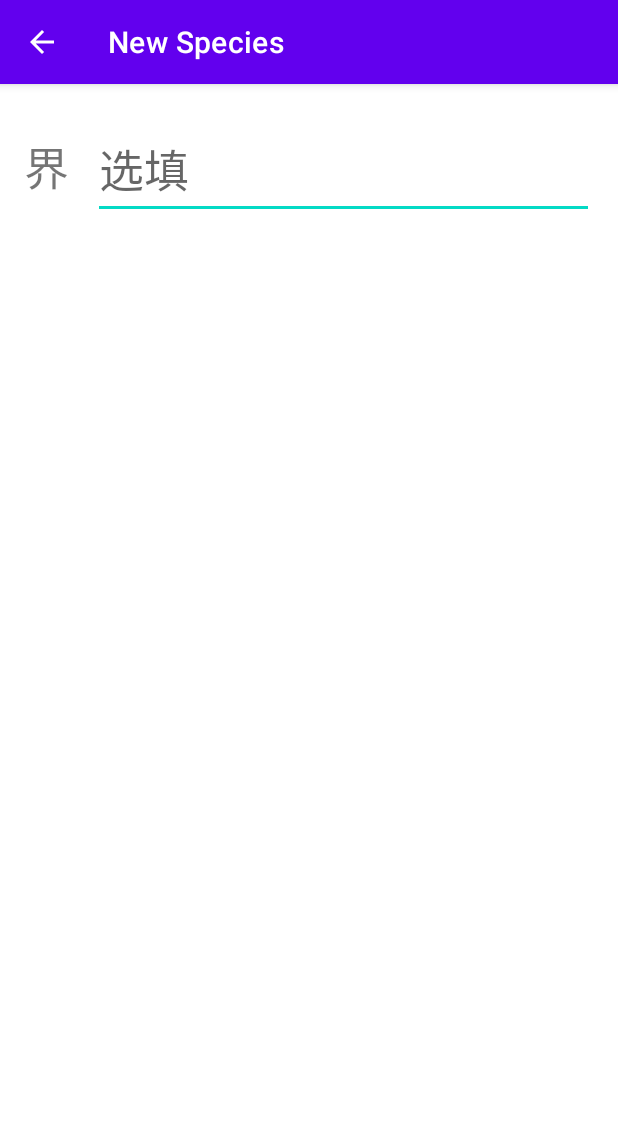
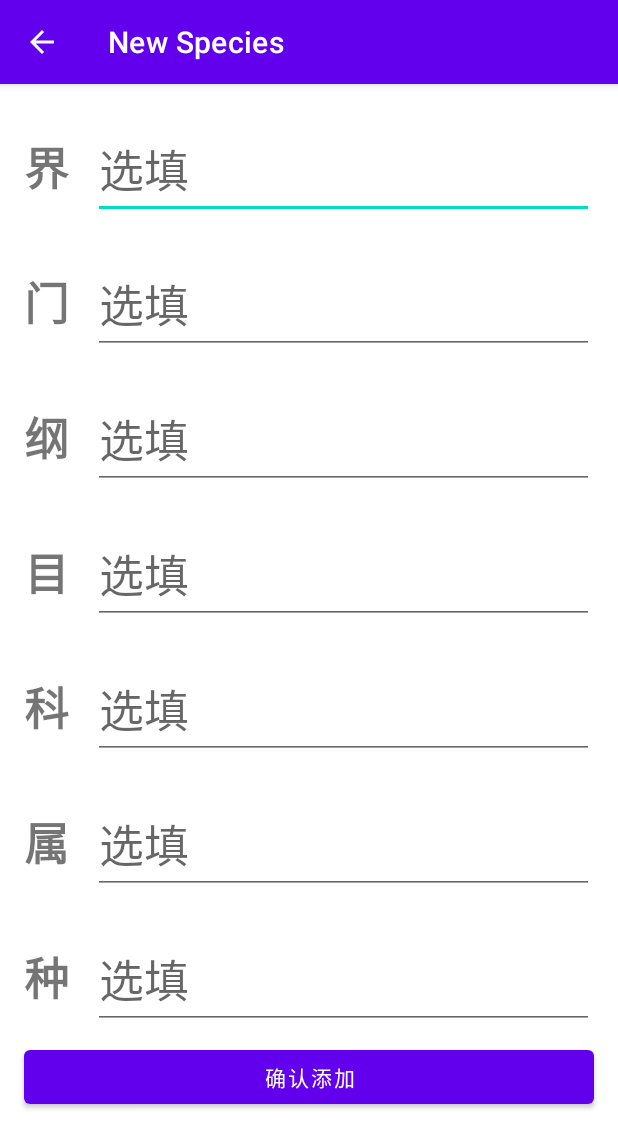
Before and after one commit to Jeffrey-Songk/IMD, an Android app: the screen it shows after launch (NewSpecies), after a tap on "Add new", on a phone screen of 412 x 824 dp. Shown: the top 1148 px of the screen. Run offline under Robolectric (Android 15) with nearby library versions, the phone set to English and light mode, and no system bars; libraries missing offline, so code that uses them is left out: com.leon.lfilepickerlibrary.

Commit message:
set new_species activity

```diff
--- a/final project/SpeciesRecord/app/build.gradle
+++ b/final project/SpeciesRecord/app/build.gradle
@@ -40,4 +40,6 @@ dependencies {
     androidTestImplementation 'androidx.test.espresso:espresso-core:3.2.0'
 
     implementation 'com.leon:lfilepickerlibrary:1.8.0'
+
+    implementation 'androidx.recyclerview:recyclerview:1.0.0'
 }
--- a/final project/SpeciesRecord/app/src/main/java/com/example/speciesrecord/Level.java
+++ b/final project/SpeciesRecord/app/src/main/java/com/example/speciesrecord/Level.java
@@ -1,7 +1,7 @@
 package com.example.speciesrecord;
 
-import java.sql.Time;
 import java.util.ArrayList;
+import java.util.Date;
 
 public class Level {
     private String name;
@@ -21,14 +21,14 @@ public class Level {
     }
 }
 
-class species extends Level {
-    private Time time;
+class Species extends Level {
+    private Date date;
     private String address;
     private int imagesNum;
     private String[] imagesNote;
 
-    public species(Time time, String address, int imagesNum, String[] imagesNote) {
-        this.time = time;
+    public Species(Date date, String address, int imagesNum, String[] imagesNote) {
+        this.date = date;
         this.address = address;
         this.imagesNum = imagesNum;
         this.imagesNote = imagesNote;
--- /dev/null
+++ b/final project/SpeciesRecord/app/src/main/java/com/example/speciesrecord/LevelDescriptionAdapter.java
@@ -0,0 +1,72 @@
+package com.example.speciesrecord;
+
+import android.text.Editable;
+import android.text.TextWatcher;
+import android.view.LayoutInflater;
+import android.view.View;
+import android.view.ViewGroup;
+import android.widget.EditText;
+import android.widget.LinearLayout;
+import android.widget.TextView;
+
+import androidx.annotation.NonNull;
+import androidx.recyclerview.widget.RecyclerView;
+
+public class LevelDescriptionAdapter extends RecyclerView.Adapter<LevelDescriptionAdapter.ViewHolder> {
+    private String[] mLevelDescriptions;
+
+    public LevelDescriptionAdapter() {
+        mLevelDescriptions = new String[]{"界", "门", "纲", "目", "科", "属"};
+    }
+
+    static class ViewHolder extends RecyclerView.ViewHolder {
+        LinearLayout levelContainer;
+        TextView levelDescription;
+        EditText levelName;
+        EditText levelNote;
+
+        public ViewHolder(View view) {
+            super(view);
+            levelContainer = (LinearLayout) view.findViewById(R.id.level_container);
+            levelDescription = (TextView) view.findViewById(R.id.level_description);
+            levelName = (EditText) view.findViewById(R.id.level_name);
+            levelNote = (EditText) view.findViewById(R.id.level_note);
+            //不为空时，出现备注文本框
+            levelName.addTextChangedListener(new TextWatcher() {
+                @Override
+                public void beforeTextChanged(CharSequence s, int start, int count, int after) {
+                }
+
+                @Override
+                public void onTextChanged(CharSequence s, int start, int before, int count) {
+                }
+
+                @Override
+                public void afterTextChanged(Editable s) {
+                    if (!levelName.getText().toString().equals("")) {
+                        levelNote.setVisibility(View.VISIBLE);
+                    } else {
+                        levelNote.setVisibility(View.GONE);
+                    }
+                }
+            });
+        }
+    }
+
+    @NonNull
+    @Override
+    public ViewHolder onCreateViewHolder(ViewGroup parent, int viewType) {
+        View view = LayoutInflater.from(parent.getContext()).inflate(R.layout.level_item, parent, false);
+        return new ViewHolder(view);
+    }
+
+    @Override
+    public void onBindViewHolder(ViewHolder holder, int position) {
+        holder.levelDescription.setText(mLevelDescriptions[position]);
+    }
+
+    @Override
+    public int getItemCount() {
+        return 6;
+    }
+}
--- a/final project/SpeciesRecord/app/src/main/java/com/example/speciesrecord/MainActivity.java
+++ b/final project/SpeciesRecord/app/src/main/java/com/example/speciesrecord/MainActivity.java
@@ -8,9 +8,7 @@ import android.content.pm.PackageManager;
 import android.os.Bundle;
 
 import com.google.android.material.floatingactionbutton.FloatingActionButton;
-import com.google.android.material.snackbar.Snackbar;
 import com.leon.lfilepickerlibrary.LFilePicker;
-import com.leon.lfilepickerlibrary.utils.Constant;
 
 import androidx.appcompat.app.AlertDialog;
 import androidx.appcompat.app.AppCompatActivity;
@@ -26,8 +24,6 @@ import android.widget.EditText;
 import android.widget.Toast;
 
 import java.io.File;
-import java.io.IOException;
-import java.util.List;
 
 public class MainActivity extends AppCompatActivity{
     String[] records;//整个记录的名称的字符数组
@@ -42,6 +38,17 @@ public class MainActivity extends AppCompatActivity{
     protected void onCreate(Bundle savedInstanceState) {
         super.onCreate(savedInstanceState);
         setContentView(R.layout.activity_main);
+
+        init();
+    }
+
+    public void init() {
+        setPage();//绑定初始化toolbar和FAB
+        verifyStoragePermissions(this);//申请读写权限
+        addDefaultRecord();//配置默认记录
+    }
+    //绑定初始化toolbar和FAB
+    public void setPage() {
         Toolbar toolbar = findViewById(R.id.record_toolbar);
         setSupportActionBar(toolbar);
         FloatingActionButton add_fab = findViewById(R.id.add_fab);
@@ -53,18 +60,8 @@ public class MainActivity extends AppCompatActivity{
                 startActivity(intent);
             }
         });
-
-        verifyStoragePermissions(this);
-        String recordsPath = getExternalCacheDir().getAbsolutePath() + "/records";
-        File recordsDir = new File(recordsPath);
-        File defaultRecord = new File(recordsDir + "/default");
-        if (!recordsDir.exists()) {
-            recordsDir.mkdir();
-            defaultRecord.mkdir();
-        }
     }
-
-    //导入记录时，重写
+    //导入记录时，获得对应文件路径，未完
     @Override
     protected void onActivityResult(int requestCode, int resultCode, Intent data) {
         super.onActivityResult(requestCode, resultCode, data);
@@ -81,6 +78,7 @@ public class MainActivity extends AppCompatActivity{
         getMenuInflater().inflate(R.menu.menu_main, menu);
         return true;
     }
+
     @SuppressLint("NonConstantResourceId")
     @Override
     public boolean onOptionsItemSelected(MenuItem item) {
@@ -104,7 +102,7 @@ public class MainActivity extends AppCompatActivity{
     }
 
     //跳转到图片页面
-    public  void showImages() {
+    public void showImages() {
 
     }
     //初始化Records[]
@@ -112,6 +110,7 @@ public class MainActivity extends AppCompatActivity{
         records = new String[]{"列表项1", "列表项2", "列表项3"};
     }
     public void otherRecord() {
+        findRecords();
         new AlertDialog.Builder(this)
                 .setIcon(R.drawable.ic_icon)
                 .setTitle("其他记录")
@@ -126,9 +125,9 @@ public class MainActivity extends AppCompatActivity{
 
     //新的记录
     public void newRecord() {
-        View view = View.inflate(MainActivity.this, R.layout.new_record, null);
+        View view = View.inflate(MainActivity.this, R.layout.new_record_toast, null);
         final EditText new_name = (EditText) view.findViewById(R.id.new_name);
-        final Button btn = (Button) view.findViewById(R.id.btn_comfirm_new);
+        final Button btn = (Button) view.findViewById(R.id.btn_confirm_new);
         new AlertDialog.Builder(this)
                 .setIcon(R.drawable.ic_icon)
                 .setTitle("新的记录")
@@ -170,4 +169,16 @@ public class MainActivity extends AppCompatActivity{
             e.printStackTrace();
         }
     }
+
+    //配置默认记录
+    public void addDefaultRecord() {
+        String recordsPath = getExternalCacheDir().getAbsolutePath() + "/records";
+        File recordsDir = new File(recordsPath);
+        File defaultRecord = new File(recordsDir + "/default by jeffrey");
+        if (recordsDir.exists())
+            return;
+        recordsDir.mkdir();
+        defaultRecord.mkdir();
+        //未完成
+    }
 }
--- a/final project/SpeciesRecord/app/src/main/java/com/example/speciesrecord/NewSpecies.java
+++ b/final project/SpeciesRecord/app/src/main/java/com/example/speciesrecord/NewSpecies.java
@@ -1,28 +1,43 @@
 package com.example.speciesrecord;
 
 import androidx.appcompat.app.AppCompatActivity;
+import androidx.recyclerview.widget.LinearLayoutManager;
+import androidx.recyclerview.widget.RecyclerView;
 
 import android.os.Bundle;
 import android.text.Editable;
 import android.text.TextWatcher;
 import android.view.View;
 import android.widget.EditText;
+import android.widget.LinearLayout;
 
 public class NewSpecies extends AppCompatActivity {
-    private EditText mKingdomName;
-    private EditText mKingdomNote;
+    private LinearLayout mSpeciesContainer;
+    private EditText mSpeciesName;
     @Override
     protected void onCreate(Bundle savedInstanceState) {
         super.onCreate(savedInstanceState);
         setContentView(R.layout.activity_new_species);
-        setListeners();
+
+        init();
     }
 
-    //设置对于输入框的监控
-    private void setListeners() {
-        mKingdomName = (EditText)findViewById(R.id.kingdomName);
-        mKingdomNote = (EditText)findViewById(R.id.kingdomNote);
-        mKingdomName.addTextChangedListener(new TextWatcher() {
+    public void init() {
+        //写入相应分类层次的名称后，出现对应层次的备注。如果是种，则还有日期和地点。
+        setLevelsListener();
+        setNameListener();
+    }
+
+    public void setLevelsListener() {
+        RecyclerView levelView = (RecyclerView) findViewById(R.id.level_view);
+        levelView.setLayoutManager(new LinearLayoutManager(this));
+        LevelDescriptionAdapter adapter = new LevelDescriptionAdapter();
+        levelView.setAdapter(adapter);
+    }
+    public void setNameListener() {
+        mSpeciesContainer = (LinearLayout) findViewById(R.id.species_container);
+        mSpeciesName = (EditText) findViewById(R.id.species_name);
+        mSpeciesName.addTextChangedListener(new TextWatcher() {
             @Override
             public void beforeTextChanged(CharSequence s, int start, int count, int after) {
             }
@@ -33,13 +48,15 @@ public class NewSpecies extends AppCompatActivity {
 
             @Override
             public void afterTextChanged(Editable s) {
-                Boolean judge = !((String) mKingdomName.getText().toString()).equals("");
-                if(judge) {
-                    mKingdomNote.setVisibility(View.VISIBLE);
+                if (!mSpeciesName.getText().toString().equals("")) {
+                    mSpeciesContainer.setVisibility(View.VISIBLE);
                 } else {
-                    mKingdomNote.setVisibility(View.GONE);
+                    mSpeciesContainer.setVisibility(View.GONE);
                 }
             }
         });
     }
+
+    public void add_confirm(View view) {
+    }
 }
--- a/final project/SpeciesRecord/app/src/main/res/layout/activity_new_species.xml
+++ b/final project/SpeciesRecord/app/src/main/res/layout/activity_new_species.xml
@@ -5,29 +5,100 @@
     android:layout_width="match_parent"
     android:layout_height="match_parent"
     tools:context=".NewSpecies">
-    <androidx.appcompat.widget.LinearLayoutCompat
+
+    <LinearLayout
         android:layout_width="match_parent"
         android:layout_height="wrap_content"
         android:orientation="vertical">
+
+        <androidx.recyclerview.widget.RecyclerView
+            android:id="@+id/level_view"
+            android:layout_height="wrap_content"
+            android:layout_width="match_parent">
+        </androidx.recyclerview.widget.RecyclerView>
+
         <LinearLayout
             android:layout_width="match_parent"
             android:layout_height="wrap_content">
+
             <TextView
-                android:id="@+id/kingdomDescription"
-                android:text="@string/kingdom_description"
+                android:text="@string/species_description"
+                android:id="@+id/species_description"
                 style="@style/level_description" />
+
             <EditText
-                android:id="@+id/kingdomName"
-                android:hint="@string/optional"
-                style="@style/level_name" />
+                android:id="@+id/species_name"
+                style="@style/level_name"
+                android:layout_width="match_parent"
+                android:layout_height="wrap_content"
+                android:layout_marginStart="16dp"
+                android:layout_marginLeft="16dp"
+                android:layout_marginTop="24dp"
+                android:layout_marginEnd="16dp"
+                android:layout_marginRight="16dp"
+                android:hint="@string/optional" />
         </LinearLayout>
 
-        <EditText
-            android:id="@+id/kingdomNote"
-            android:hint="@string/optional"
-            style="@style/Level_note" />
+        <LinearLayout
+            android:id="@+id/species_container"
+            android:visibility="gone"
+            android:layout_width="match_parent"
+            android:layout_height="wrap_content"
+            android:orientation="vertical">
 
+            <EditText
+                android:id="@+id/species_date"
+                android:layout_width="match_parent"
+                android:layout_height="wrap_content"
+                android:layout_marginStart="16dp"
+                android:layout_marginLeft="16dp"
+                android:layout_marginTop="8dp"
+                android:layout_marginEnd="16dp"
+                android:layout_marginRight="16dp"
+                android:ems="10"
+                android:hint="@string/optional_date"
+                android:inputType="date"
+                android:textSize="25sp" />
 
-    </androidx.appcompat.widget.LinearLayoutCompat>
+            <EditText
+                android:id="@+id/species_address"
+                android:layout_width="match_parent"
+                android:layout_height="wrap_content"
+                android:layout_marginStart="16dp"
+                android:layout_marginLeft="16dp"
+                android:layout_marginTop="8dp"
+                android:layout_marginEnd="16dp"
+                android:layout_marginRight="16dp"
+                android:ems="10"
+                android:hint="@string/optional_address"
+                android:inputType="textLongMessage|textMultiLine"
+                android:textSize="25sp" />
 
+            <EditText
+                android:id="@+id/species_note"
+                android:layout_width="match_parent"
+                android:layout_height="wrap_content"
+                android:layout_marginStart="16dp"
+                android:layout_marginLeft="16dp"
+                android:layout_marginTop="8dp"
+                android:layout_marginEnd="16dp"
+                android:layout_marginRight="16dp"
+                android:hint="@string/optional_note"
+                android:inputType="textLongMessage|textMultiLine"
+                android:textSize="25sp" />
+        </LinearLayout>
+
+        <Button
+            android:id="@+id/btn_add_confirm"
+            android:layout_width="match_parent"
+            android:layout_height="wrap_content"
+            android:layout_marginStart="16dp"
+            android:layout_marginLeft="16dp"
+            android:layout_marginTop="8dp"
+            android:layout_marginEnd="16dp"
+            android:layout_marginRight="16dp"
+            android:layout_marginBottom="8dp"
+            android:onClick="add_confirm"
+            android:text="@string/add_confirm" />
+    </LinearLayout>
 </ScrollView>
--- /dev/null
+++ b/final project/SpeciesRecord/app/src/main/res/layout/level_item.xml
@@ -0,0 +1,28 @@
+<?xml version="1.0" encoding="utf-8"?>
+<LinearLayout xmlns:android="http://schemas.android.com/apk/res/android"
+    android:layout_width="match_parent"
+    android:layout_height="wrap_content"
+    android:orientation="vertical">
+
+    <LinearLayout
+        android:id="@+id/level_container"
+        android:layout_width="match_parent"
+        android:layout_height="wrap_content">
+
+        <TextView
+            android:id="@+id/level_description"
+            style="@style/level_description" />
+
+        <EditText
+            android:id="@+id/level_name"
+            android:hint="@string/optional"
+            style="@style/level_name" />
+    </LinearLayout>
+
+    <EditText
+        android:id="@+id/level_note"
+        android:hint="@string/optional_note"
+        style="@style/Level_note" />
+
+
+</LinearLayout>
--- a/final project/SpeciesRecord/app/src/main/res/layout/new_record.xml
+++ b/final project/SpeciesRecord/app/src/main/res/layout/new_record_toast.xml
@@ -25,5 +25,5 @@
         android:layout_width="wrap_content"
         android:layout_height="wrap_content"
         android:text="@string/comfirm"
-        android:id="@+id/btn_comfirm_new"/>
+        android:id="@+id/btn_confirm_new"/>
 </LinearLayout>
--- a/final project/SpeciesRecord/app/src/main/res/values/strings.xml
+++ b/final project/SpeciesRecord/app/src/main/res/values/strings.xml
@@ -15,5 +15,9 @@
     <string name="family_description">科</string>
     <string name="genus_description">属</string>
     <string name="species_description">种</string>
+    <string name="optional_note">备注(选填)</string>
+    <string name="optional_address">地点(选填)</string>
+    <string name="optional_date">日期(选填)</string>
+    <string name="add_confirm">确认添加</string>
 
 </resources>
--- a/final project/SpeciesRecord/app/src/main/res/values/styles.xml
+++ b/final project/SpeciesRecord/app/src/main/res/values/styles.xml
@@ -2,6 +2,7 @@
 <resources>
 
     <style name="level_description">
+        <item name="android:textStyle">bold</item>
         <item name="android:layout_width">wrap_content</item>
         <item name="android:layout_height">wrap_content</item>
         <item name="android:layout_marginStart">16dp</item>
@@ -19,7 +20,7 @@
         <item name="android:layout_marginEnd">16dp</item>
         <item name="android:layout_marginRight">16dp</item>
         <item name="android:ems">10</item>
-        <item name="android:inputType">textShortMessage</item>
+        <item name="android:inputType">textLongMessage</item>
         <item name="android:textSize">30sp</item>
     </style>
 
@@ -32,7 +33,7 @@
         <item name="android:layout_marginEnd">16dp</item>
         <item name="android:layout_marginRight">16dp</item>
         <item name="android:ems">10</item>
-        <item name="android:inputType">textCapSentences</item>
+        <item name="android:inputType">textLongMessage|textMultiLine</item>
         <item name="android:textSize">25sp</item>
         <item name="android:visibility">gone</item>
     </style>
```
